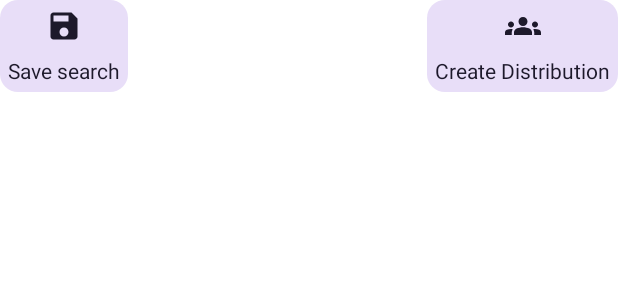
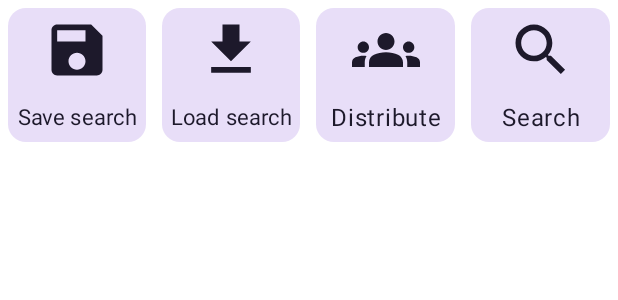
Before and after one commit to cortex359/KohleKompass, an Android app built with Jetpack Compose: the @Preview function BottomActionBarPreview, on a phone screen of 412 x 824 dp. Shown: the top 300 px of the screen. Run offline under Robolectric (Android 15) with nearby library versions, the phone set to English and light mode, and no system bars.

Commit message:
finish bottom action bar for advanced search

```diff
--- /dev/null
+++ b/app/src/main/java/de/rwhtaachen/kohlekompass/CustomComposables.kt
@@ -0,0 +1,51 @@
+package de.rwhtaachen.kohlekompass
+
+import androidx.compose.material3.LocalTextStyle
+import androidx.compose.material3.Text
+import androidx.compose.runtime.Composable
+import androidx.compose.runtime.getValue
+import androidx.compose.runtime.mutableStateOf
+import androidx.compose.runtime.remember
+import androidx.compose.runtime.setValue
+import androidx.compose.ui.Modifier
+import androidx.compose.ui.graphics.Color
+import androidx.compose.ui.text.TextStyle
+import androidx.compose.ui.text.style.TextAlign
+import androidx.compose.ui.text.style.TextOverflow
+import androidx.compose.ui.unit.TextUnit
+
+private const val TEXT_SCALE_REDUCTION_INTERVAL = 0.9f
+
+@Composable
+fun AutoScalingText(
+    modifier: Modifier = Modifier,
+    text: String,
+    color: Color = Color.Unspecified,
+    textAlign: TextAlign = TextAlign.Center,
+    textStyle: TextStyle = LocalTextStyle.current,
+    targetTextSizeHeight: TextUnit = textStyle.fontSize,
+    maxLines: Int = 1,
+) {
+    var textSize by remember { mutableStateOf(targetTextSizeHeight) }
+
+    Text(
+        modifier = modifier,
+        text = text,
+        color = color,
+        textAlign = textAlign,
+        fontSize = textSize,
+        fontFamily = textStyle.fontFamily,
+        fontStyle = textStyle.fontStyle,
+        fontWeight = textStyle.fontWeight,
+        lineHeight = textStyle.lineHeight,
+        maxLines = maxLines,
+        overflow = TextOverflow.Ellipsis,
+        onTextLayout = { textLayoutResult ->
+            val maxCurrentLineIndex: Int = textLayoutResult.lineCount - 1
+
+            if (textLayoutResult.isLineEllipsized(maxCurrentLineIndex)) {
+                textSize = textSize.times(TEXT_SCALE_REDUCTION_INTERVAL)
+            }
+        },
+    )
+}
--- a/app/src/main/java/de/rwhtaachen/kohlekompass/advancedSearch/AdvancedSearchScreen.kt
+++ b/app/src/main/java/de/rwhtaachen/kohlekompass/advancedSearch/AdvancedSearchScreen.kt
@@ -25,6 +25,7 @@ import androidx.compose.ui.platform.LocalFocusManager
 import androidx.compose.ui.text.input.TextFieldValue
 import androidx.compose.ui.tooling.preview.Preview
 import de.rwhtaachen.kohlekompass.home.TopNavBar
+import de.rwhtaachen.kohlekompass.ui.theme.KohleKompassTheme
 import de.rwthaachen.kohlekompass.R
 import kotlinx.coroutines.CoroutineScope
 
@@ -83,7 +84,7 @@ fun AdvancedSearch(
                         )
                     }
                 }
-                Row {// Tag and user selection
+                Row(Modifier.weight(3f, true)) {// Tag and user selection
                     Column(modifier = Modifier.weight(1f)) {// Tag selection
                         TagSelection(tagSearchBarState, focusManager, context)
                     }
@@ -92,7 +93,9 @@ fun AdvancedSearch(
                         UserSelection(focusManager, context)
                     }
                 }
+                Row() {
                     BottomActionBar(context)
+                }
             }
         }
     )
@@ -102,6 +105,7 @@ fun AdvancedSearch(
 @Preview
 @Composable
 fun AdvancedSearchPreview() {
+    KohleKompassTheme() {
         AdvancedSearch(
             focusManager = LocalFocusManager.current,
             drawerState = rememberDrawerState(initialValue = DrawerValue.Closed),
@@ -109,3 +113,4 @@ fun AdvancedSearchPreview() {
             context = LocalContext.current
         )
     }
+}
--- a/app/src/main/java/de/rwhtaachen/kohlekompass/advancedSearch/BottomActionBar.kt
+++ b/app/src/main/java/de/rwhtaachen/kohlekompass/advancedSearch/BottomActionBar.kt
@@ -2,10 +2,21 @@ package de.rwhtaachen.kohlekompass.advancedSearch
 
 import android.content.Context
 import androidx.compose.foundation.clickable
+import androidx.compose.foundation.layout.Arrangement
+import androidx.compose.foundation.layout.Box
 import androidx.compose.foundation.layout.Column
 import androidx.compose.foundation.layout.Row
+import androidx.compose.foundation.layout.fillMaxHeight
+import androidx.compose.foundation.layout.fillMaxSize
+import androidx.compose.foundation.layout.fillMaxWidth
+import androidx.compose.foundation.layout.height
 import androidx.compose.foundation.layout.padding
+import androidx.compose.foundation.layout.requiredWidth
 import androidx.compose.foundation.layout.size
+import androidx.compose.material.icons.Icons
+import androidx.compose.material.icons.filled.Search
+import androidx.compose.material.icons.filled.Send
+import androidx.compose.material.icons.filled.Share
 import androidx.compose.material3.Card
 import androidx.compose.material3.CardDefaults
 import androidx.compose.material3.Icon
@@ -16,45 +27,103 @@ import androidx.compose.ui.Alignment
 import androidx.compose.ui.Modifier
 import androidx.compose.ui.platform.LocalContext
 import androidx.compose.ui.res.painterResource
+import androidx.compose.ui.text.style.TextOverflow
 import androidx.compose.ui.tooling.preview.Preview
 import androidx.compose.ui.unit.dp
+import de.rwhtaachen.kohlekompass.AutoScalingText
+import de.rwhtaachen.kohlekompass.ui.theme.KohleKompassTheme
 import de.rwthaachen.kohlekompass.R
 
 @Composable
 fun BottomActionBar(context: Context) {
-        Row {// ActionRow
+    Row(
+        modifier = Modifier
+            .fillMaxWidth()
+            .height(100.dp)
+    ) {// ActionRow
         Column(modifier = Modifier.weight(1f)) {
-                SaveSearchConfig(context)
+            SaveSearch(context = context)
         }
-            Column {
+        Column(modifier = Modifier.weight(1f)) {
+            LoadSearch(context = context)
+        }
+        Column(modifier = Modifier.weight(1f)) {
             CreateDistribution(context = context)
         }
-            Column {
-
+        Column(modifier = Modifier.weight(1f)) {
+            SubmitSearch(context = context)
         }
     }
 }
 
 @Composable
-fun SaveSearchConfig(context: Context) {
+fun SaveSearch(context: Context) {
     Card(
-        modifier = Modifier.clickable {
+        modifier = Modifier
+            .fillMaxSize()
+            .padding(5.dp)
+            .clickable {
 
             },
         colors = CardDefaults.cardColors(MaterialTheme.colorScheme.secondaryContainer)
     ) {
-        Column(horizontalAlignment = Alignment.CenterHorizontally) {
+        Column(
+            modifier = Modifier.fillMaxWidth(),
+            horizontalAlignment = Alignment.CenterHorizontally
+        ) {
             Icon(
                 painter = painterResource(id = R.drawable.baseline_save_24),
                 contentDescription = context.getString(R.string.save_search_config_icon_description),
                 modifier = Modifier
                     .padding(5.dp)
-                    .size(24.dp)
+                    .fillMaxWidth()
+                    .height(45.dp)
             )
-            Text(
+            Box(
+                modifier = Modifier.fillMaxHeight(),
+                contentAlignment = Alignment.Center,
+            ) {
+                AutoScalingText(
                     text = context.getString(R.string.save_search_config_text),
                     modifier = Modifier.padding(5.dp)
                 )
+            }
+        }
+    }
+}
+
+@Composable
+fun LoadSearch(context: Context) {
+    Card(
+        modifier = Modifier
+            .fillMaxSize()
+            .padding(5.dp)
+            .clickable {
+
+            },
+        colors = CardDefaults.cardColors(MaterialTheme.colorScheme.secondaryContainer)
+    ) {
+        Column(
+            modifier = Modifier.fillMaxWidth(),
+            horizontalAlignment = Alignment.CenterHorizontally
+        ) {
+            Icon(
+                painter = painterResource(id = R.drawable.baseline_download_24),
+                contentDescription = context.getString(R.string.load_search_config_icon_description),
+                modifier = Modifier
+                    .padding(5.dp)
+                    .fillMaxWidth()
+                    .height(45.dp)
+            )
+            Box(
+                modifier = Modifier.fillMaxHeight(),
+                contentAlignment = Alignment.Center,
+            ) {
+                AutoScalingText(
+                    text = context.getString(R.string.load_search_config_text),
+                    modifier = Modifier.padding(5.dp)
+                )
+            }
         }
     }
 }
@@ -62,23 +131,73 @@ fun SaveSearchConfig(context: Context) {
 @Composable
 fun CreateDistribution(context: Context) {
     Card(
-        modifier = Modifier.clickable {
+        modifier = Modifier
+            .fillMaxSize()
+            .padding(5.dp)
+            .clickable {
 
             },
         colors = CardDefaults.cardColors(MaterialTheme.colorScheme.secondaryContainer)
     ) {
-        Column(horizontalAlignment = Alignment.CenterHorizontally){
+        Column(
+            modifier = Modifier.fillMaxWidth(),
+            horizontalAlignment = Alignment.CenterHorizontally
+        ) {
             Icon(
                 painter = painterResource(id = R.drawable.baseline_groups_24),
                 contentDescription = context.getString(R.string.create_distribution_icon_description),
                 modifier = Modifier
                     .padding(5.dp)
-                    .size(24.dp)
+                    .fillMaxWidth()
+                    .height(45.dp)
             )
-            Text(
+            Box(
+                modifier = Modifier.fillMaxHeight(),
+                contentAlignment = Alignment.Center,
+            ) {
+                AutoScalingText(
                     text = context.getString(R.string.create_distribution_text),
                     modifier = Modifier.padding(5.dp)
                 )
+            }
+        }
+    }
+}
+
+@Composable
+fun SubmitSearch(context: Context) {
+    Card(
+        modifier = Modifier
+            .fillMaxSize()
+            .padding(5.dp)
+            .clickable {
+
+            },
+        colors = CardDefaults.cardColors(MaterialTheme.colorScheme.secondaryContainer)
+    ) {
+        Column(
+            modifier = Modifier.fillMaxWidth(),
+            horizontalAlignment = Alignment.CenterHorizontally,
+            verticalArrangement = Arrangement.SpaceBetween
+        ) {
+            Icon(
+                Icons.Default.Search,
+                contentDescription = context.getString(R.string.submit_search_icon_description),
+                modifier = Modifier
+                    .padding(5.dp)
+                    .fillMaxWidth()
+                    .height(45.dp)
+            )
+            Box(
+                modifier = Modifier.fillMaxHeight(),
+                contentAlignment = Alignment.Center,
+            ) {
+                AutoScalingText(
+                    text = context.getString(R.string.submit_search_text),
+                    modifier = Modifier.padding(5.dp),
+                )
+
+            }
         }
     }
 }
@@ -86,5 +205,7 @@ fun CreateDistribution(context: Context) {
 @Preview
 @Composable
 fun BottomActionBarPreview() {
+    KohleKompassTheme() {
         BottomActionBar(context = LocalContext.current)
     }
+}
--- /dev/null
+++ b/app/src/main/res/drawable/baseline_download_24.xml
@@ -0,0 +1,5 @@
+<vector android:height="24dp" android:tint="#000000"
+    android:viewportHeight="24" android:viewportWidth="24"
+    android:width="24dp" xmlns:android="http://schemas.android.com/apk/res/android">
+    <path android:fillColor="@android:color/white" android:pathData="M5,20h14v-2H5V20zM19,9h-4V3H9v6H5l7,7L19,9z"/>
+</vector>
--- a/app/src/main/res/values/strings.xml
+++ b/app/src/main/res/values/strings.xml
@@ -14,6 +14,10 @@
     <string name="unselect_all_tags">Unselect all</string>
     <string name="save_search_config_icon_description">Save icon</string>
     <string name="save_search_config_text">Save search</string>
+    <string name="load_search_config_icon_description">Load icon</string>
+    <string name="load_search_config_text">Load search</string>
     <string name="create_distribution_icon_description">Group icon</string>
-    <string name="create_distribution_text">Create Distribution</string>
+    <string name="create_distribution_text">Distribute</string>
+    <string name="submit_search_icon_description">Search icon</string>
+    <string name="submit_search_text">Search</string>
 </resources>
```
Lines whose indentation alone changed are shown as unchanged.
